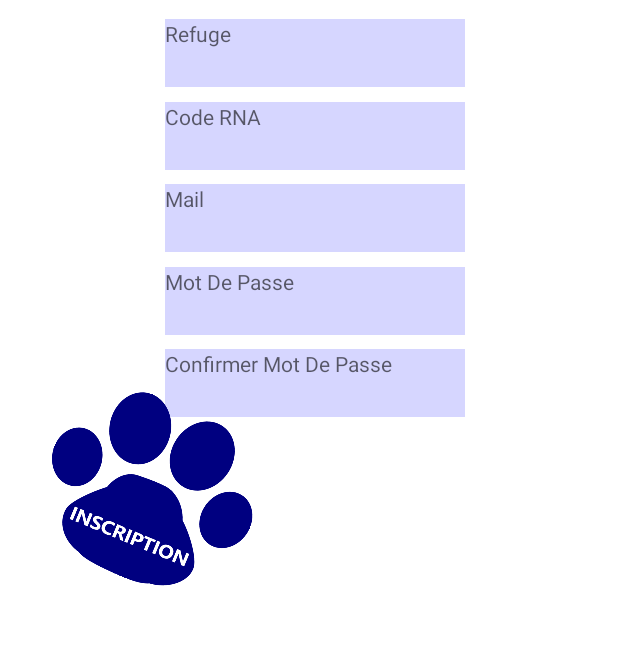
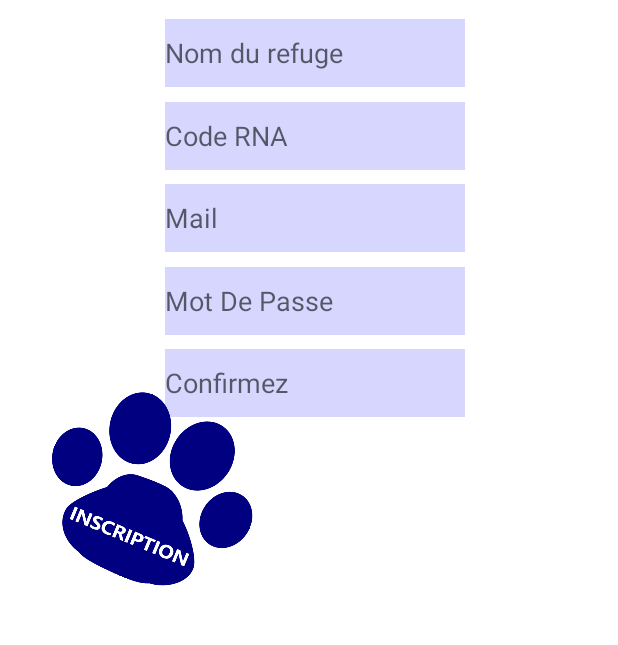
Before and after one commit to lajaaiti/ProjetRefuge, an Android app: the layout activity_inscription.xml on its own in the app's theme, with its tools: preview values and no code run, on a phone screen of 412 x 824 dp, the part 401-1046 px from its top. Run offline under Robolectric (Android 15) with nearby library versions, the phone set to English and light mode, and no system bars; network calls fail.

Commit message:
avacement dans la création du module Incription

```diff
--- a/app/build.gradle
+++ b/app/build.gradle
@@ -28,7 +28,7 @@ android {
 }
 
 dependencies {
-
+    implementation 'com.android.volley:volley:1.2.1'
     implementation 'androidx.appcompat:appcompat:1.3.1'
     implementation 'com.google.android.material:material:1.4.0'
     implementation 'androidx.constraintlayout:constraintlayout:2.1.0'
--- a/app/src/main/res/layout/activity_connexion.xml
+++ b/app/src/main/res/layout/activity_connexion.xml
@@ -33,7 +33,7 @@
 
 
             <EditText
-                android:id="@+id/mail_id"
+                android:id="@+id/mail_inscription"
                 android:layout_width="200dp"
                 android:layout_height="45dp"
                 android:layout_marginLeft="100dp"
@@ -44,7 +44,7 @@
                android:hint="Mail"/>
 
             <EditText
-                android:id="@+id/mdp_id"
+                android:id="@+id/password_inscription"
                 android:layout_width="200dp"
                 android:layout_height="45dp"
                 android:layout_marginLeft="100dp"
--- a/app/src/main/res/layout/activity_inscription.xml
+++ b/app/src/main/res/layout/activity_inscription.xml
@@ -32,50 +32,50 @@
             android:layout_height="270dp"
             >
 
-            <TextView
-                android:id="@+id/refuge_id"
+            <EditText
+                android:id="@+id/refuge_inscription"
                 android:layout_width="200dp"
                 android:layout_height="45dp"
                 android:layout_marginLeft="100dp"
                 android:background="@color/gray"
-                android:hint="Refuge"
+                android:hint="Nom du refuge"
                 android:shadowRadius="@integer/material_motion_duration_medium_1" />
 
-            <TextView
-                android:id="@+id/rna_id"
+            <EditText
+                android:id="@+id/rna_inscription"
                 android:layout_width="200dp"
                 android:layout_height="45dp"
-                android:background="@color/gray"
                 android:layout_marginLeft="100dp"
                 android:layout_marginTop="55dp"
+                android:background="@color/gray"
                 android:hint="Code RNA" />
 
-            <TextView
-                android:id="@+id/mail_id"
+            <EditText
+                android:id="@+id/mail_inscription"
                 android:layout_width="200dp"
-                android:background="@color/gray"
                 android:layout_height="45dp"
                 android:layout_marginLeft="100dp"
                 android:layout_marginTop="110dp"
+                android:background="@color/gray"
                 android:hint="Mail" />
 
-            <TextView
-                android:id="@+id/mdp_id"
+            <EditText
+                android:id="@+id/password_inscription"
                 android:layout_width="200dp"
-                android:background="@color/gray"
                 android:layout_height="45dp"
                 android:layout_marginLeft="100dp"
                 android:layout_marginTop="165dp"
+                android:background="@color/gray"
                 android:hint="Mot De Passe" />
 
-            <TextView
-                android:id="@+id/Rmdp_id"
+            <EditText
+                android:id="@+id/confirmez_inscription"
                 android:layout_width="200dp"
                 android:layout_height="45dp"
-                android:background="@color/gray"
                 android:layout_marginLeft="100dp"
                 android:layout_marginTop="220dp"
-                android:hint="Confirmer Mot De Passe" />
+                android:background="@color/gray"
+                android:hint="Confirmez" />
 
 
         </RelativeLayout>
```
Also changed, not shown: app/src/main/AndroidManifest.xml (+6 -1 lines), app/src/main/java/fr/sam/projetrefuge/Inscription.java (+161 -0 lines), app/src/main/java/models/Users.java (added, +82 -0 lines), app/src/main/java/utils/CheckFields.java (added, +24 -0 lines).
